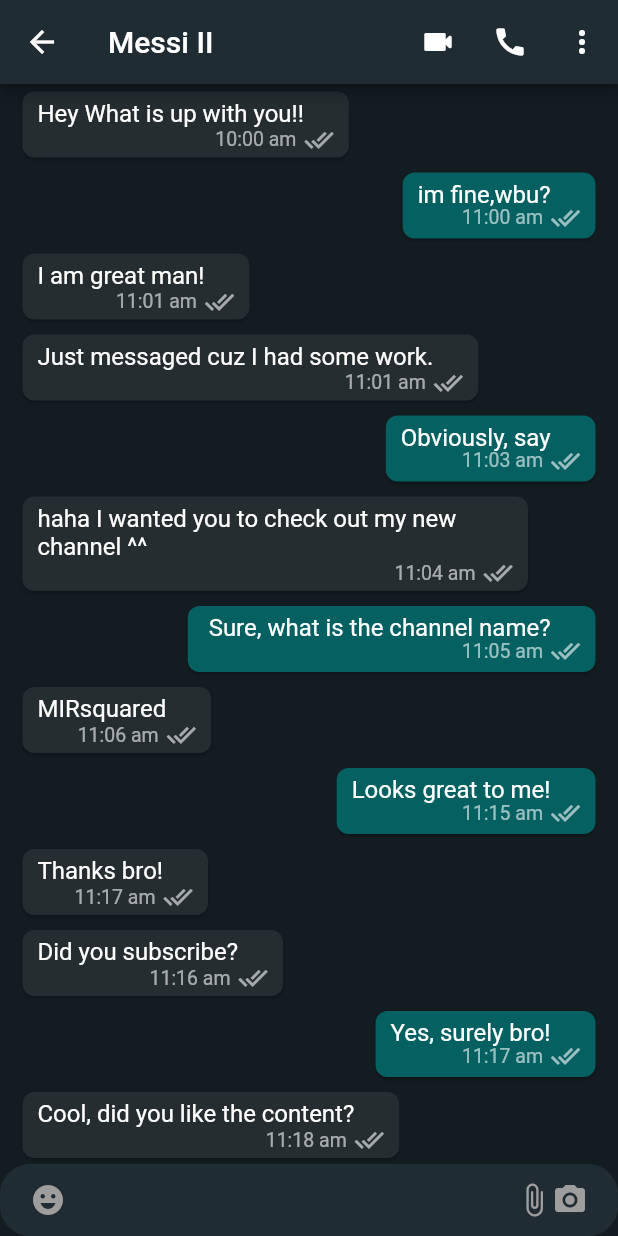
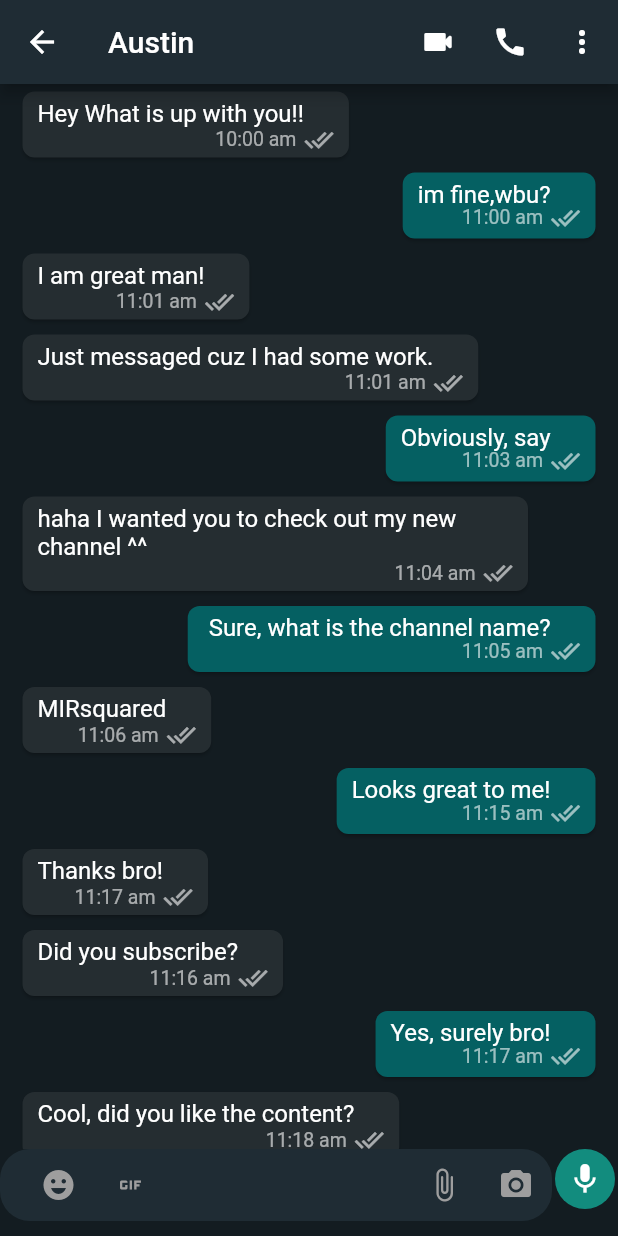
Before and after one commit to Messi002/Flutter_WhatsApp_Clone, a Flutter app: the MobileScreenLayout screen opened directly, after a tap on "Messi II", on a phone screen of 412 x 824 dp. Run offline on Flutter 3.47's test engine with Material 2 defaults, Android fonts, the phone set to English and light mode, and no system bars; our stand-ins replace cloud_firestore, country_picker, firebase_auth, firebase_core, firebase_storage, flutter_contacts and 2 more; accounts and stored records are empty; network calls fail.

Commit message:
working on chat functionality

```diff
--- /dev/null
+++ b/lib/common/enums/message_enum.dart
@@ -0,0 +1,30 @@
+enum MessageEnum {
+  text('text'),
+  image('image'),
+  audio('audio'),
+  video('video'),
+  gif('gif');
+
+  const MessageEnum(this.type);
+  final String type;
+}
+
+
+extension ConvertMessage on String {
+  MessageEnum toEnum() {
+    switch (this) {
+      case 'audio':
+        return MessageEnum.audio;
+      case 'image':
+        return MessageEnum.image;
+      case 'text':
+        return MessageEnum.text;
+      case 'gif':
+        return MessageEnum.gif;
+      case 'video':
+        return MessageEnum.video;
+      default:
+        return MessageEnum.text;
+    }
+  }
+}
--- a/lib/features/auth/controllers/auth_controller.dart
+++ b/lib/features/auth/controllers/auth_controller.dart
@@ -11,7 +11,6 @@ final authControllerProvider = Provider((ref) {
   final authRepository = ref.watch(authRepositoryProvider);
   return AuthController(authRepository: authRepository, ref: ref);
 });
-
 
 //Riverpod identifies what the output will be
 final userDataAuthProvider = FutureProvider((ref) {
@@ -61,4 +60,9 @@ class AuthController {
     authRepository.saveUserDataToFirebase(
         name: name, profilePic: profilePic, ref: ref, context: context);
   }
+
+  //
+  Stream<UserModel> userDataById(String userId) {
+    return authRepository.userData(userId);
+  }
 }
--- a/lib/features/auth/screens/login_screen.dart
+++ b/lib/features/auth/screens/login_screen.dart
@@ -64,7 +64,10 @@ class _LoginScreenState extends ConsumerState<LoginScreen> {
         title: const Text('Enter your phone number'),
         backgroundColor: AppColors.backgroundColor,
       ),
-      body: Padding(
+      body:
+      // SingleChildScrollView(
+      //   child:
+         Padding(
           padding: EdgeInsets.only(
               left: 18,
               right: 18,
@@ -103,6 +106,7 @@ class _LoginScreenState extends ConsumerState<LoginScreen> {
             ],
           ),
         ),
+      // ),
     );
   }
 }
--- /dev/null
+++ b/lib/features/chat/screens/mobile_chat_screen.dart
@@ -0,0 +1,69 @@
+// ignore_for_file: public_member_api_docs, sort_constructors_first
+// ignore_for_file: prefer_const_constructors, prefer_const_literals_to_create_immutables
+
+import 'package:flutter/material.dart';
+import 'package:flutter_riverpod/flutter_riverpod.dart';
+
+import 'package:whatsapp_clone/app_colors.dart';
+import 'package:whatsapp_clone/common/widgets/loader.dart';
+import 'package:whatsapp_clone/features/auth/controllers/auth_controller.dart';
+import 'package:whatsapp_clone/models/user_model.dart';
+import 'package:whatsapp_clone/widgets/chat_list.dart';
+
+import '../../../info.dart';
+import '../widgets/bottom_chat_field.dart';
+
+class MobileChatScreen extends ConsumerWidget {
+  static const String routeName = '/mobile-chat-screen';
+  String name;
+  String uid;
+  String photo;
+  MobileChatScreen({
+    Key? key,
+    required this.name,
+    required this.uid,
+    required this.photo,
+  }) : super(key: key);
+
+  @override
+  Widget build(BuildContext context, WidgetRef ref) {
+    return Scaffold(
+      //backgroundColor: AppColors.appBarColor,
+      appBar: AppBar(
+        backgroundColor: AppColors.appBarColor,
+        // title: StreamBuilder<UserModel>(
+        //     stream: ref.read(authControllerProvider).userDataById(uid),
+        //     builder: (context, snapshot) {
+        //       if (snapshot.connectionState == ConnectionState.done) {
+        //         return const Loader();
+        //       }
+
+        //       return Column(
+        //         children: [
+        //           Text(name),
+        //           Text(
+        //             snapshot.data!.isOnline ? 'online' : 'offline',
+        //             style:
+        //                 TextStyle(fontSize: 10, fontWeight: FontWeight.normal),
+        //           ),
+        //         ],
+        //       );
+        //     }),
+
+        title: Text(name),
+        actions: [
+          IconButton(onPressed: () {}, icon: Icon(Icons.videocam_rounded)),
+          IconButton(onPressed: () {}, icon: Icon(Icons.call)),
+          IconButton(onPressed: () {}, icon: Icon(Icons.more_vert_outlined)),
+        ],
+      ),
+      body: Column(
+        children: [
+          Expanded(child: ChatList()),
+          BottomChatField(),
+          SizedBox(height: 10),
+        ],
+      ),
+    );
+  }
+}
--- /dev/null
+++ b/lib/features/chat/widgets/bottom_chat_field.dart
@@ -0,0 +1,128 @@
+import 'package:flutter/material.dart';
+
+import '../../../app_colors.dart';
+
+class BottomChatField extends StatefulWidget {
+  const BottomChatField({
+    super.key,
+  });
+
+  @override
+  State<BottomChatField> createState() => _BottomChatFieldState();
+}
+
+class _BottomChatFieldState extends State<BottomChatField> {
+  bool isShowSendButton = false;
+  late final TextEditingController bottomTextController;
+
+  @override
+  void initState() {
+    super.initState();
+    bottomTextController = TextEditingController();
+  }
+
+  @override
+  void dispose() {
+    bottomTextController.dispose();
+    super.dispose();
+  }
+
+  @override
+  Widget build(BuildContext context) {
+    return Row(
+      mainAxisAlignment: MainAxisAlignment.center,
+      children: [
+        Expanded(
+          child: TextFormField(
+            controller: bottomTextController,
+            style: const TextStyle(color: Colors.white),
+            onChanged: (val) {
+              if (val.isNotEmpty) {
+                setState(() {
+                  isShowSendButton = true;
+                });
+              } else {
+                setState(() {
+                  isShowSendButton = false;
+                });
+              }
+            },
+            decoration: InputDecoration(
+              filled: true,
+              fillColor: AppColors.appBarColor,
+              prefixIcon: Padding(
+                padding: const EdgeInsets.symmetric(horizontal: 15.0),
+                child: SizedBox(
+                  child: Row(
+                    children: [
+                      IconButton(
+                        // splashColor: Colors.transparent,
+                        splashRadius: 30,
+                        onPressed: () {},
+                        icon: Icon(
+                          Icons.emoji_emotions,
+                          color: Colors.grey,
+                        ),
+                      ),
+                      IconButton(
+                        onPressed: () {},
+                        icon: Icon(
+                          Icons.gif,
+                          color: Colors.grey,
+                        ),
+                      ),
+                    ],
+                  ),
+                ),
+              ),
+              suffixIcon: SizedBox(
+                width: 100,
+                child: Row(
+                  mainAxisAlignment: MainAxisAlignment.end,
+                  children: [
+                    IconButton(
+                      onPressed: () {},
+                      icon: Icon(
+                        Icons.attach_file_rounded,
+                        color: Colors.grey,
+                      ),
+                    ),
+                    IconButton(
+                      onPressed: () {},
+                      icon: Icon(
+                        Icons.photo_camera,
+                        color: Colors.grey,
+                      ),
+                    ),
+                  ],
+                ),
+              ),
+              hintText: 'Message',
+              // hintStyle:
+              //     TextStyle(fontWeight: FontWeight.bold, color: Colors.white),
+              border: OutlineInputBorder(
+                borderRadius: BorderRadius.circular(20),
+                borderSide: const BorderSide(width: 0, style: BorderStyle.none),
+              ),
+              contentPadding: const EdgeInsets.all(10),
+            ),
+          ),
+        ),
+        Padding(
+          padding: const EdgeInsets.only(
+            bottom: 8,
+            right: 2,
+            left: 2,
+          ),
+          child: CircleAvatar(
+            backgroundColor: const Color(0xFF128C7E),
+            child: Icon(
+              isShowSendButton ? Icons.send : Icons.mic,
+              color: Colors.white,
+            ),
+          ),
+        )
+      ],
+    );
+  }
+}
--- /dev/null
+++ b/lib/models/message.dart
@@ -0,0 +1,49 @@
+// ignore_for_file: public_member_api_docs, sort_constructors_first
+import 'dart:convert';
+
+import '../common/enums/message_enum.dart';
+
+class Message {
+  final String senderId;
+  final String receiverId;
+  final String text;
+  final MessageEnum type;
+  final DateTime timeSent;
+  final String messageId;
+  final bool isSeen;
+  Message({
+    required this.senderId,
+    required this.receiverId,
+    required this.text,
+    required this.type,
+    required this.timeSent,
+    required this.messageId,
+    required this.isSeen,
+  });
+
+  Map<String, dynamic> toMap() {
+    return <String, dynamic>{
+      'senderId': senderId,
+      'receiverId': receiverId,
+      'text': text,
+      'type': type.type,
+      'timeSent': timeSent.millisecondsSinceEpoch,
+      'messageId': messageId,
+      'isSeen': isSeen,
+    };
+  }
+
+  factory Message.fromMap(Map<String, dynamic> map) {
+    return Message(
+      senderId: map['senderId'] as String,
+      receiverId: map['receiverId'] as String,
+      text: map['text'] as String,
+      type: (map['type'] as String).toEnum(),
+      timeSent: DateTime.fromMillisecondsSinceEpoch(map['timeSent'] as int),
+      messageId: map['messageId'] as String,
+      isSeen: map['isSeen'] as bool,
+    );
+  }
+
+
+}
--- a/lib/screens/mobile_chat_screen.dart
+++ /dev/null
@@ -1,73 +0,0 @@
-// ignore_for_file: prefer_const_constructors, prefer_const_literals_to_create_immutables
-
-import 'package:flutter/material.dart';
-import 'package:whatsapp_clone/app_colors.dart';
-import 'package:whatsapp_clone/widgets/chat_list.dart';
-
-import '../info.dart';
-
-class MobileChatScreen extends StatelessWidget {
-  const MobileChatScreen({super.key});
-
-  @override
-  Widget build(BuildContext context) {
-    return Scaffold(
-      //backgroundColor: AppColors.appBarColor,
-      appBar: AppBar(
-        backgroundColor: AppColors.appBarColor,
-        title: Text(info[0]['name'].toString()),
-        actions: [
-          IconButton(onPressed: () {}, icon: Icon(Icons.videocam_rounded)),
-          IconButton(onPressed: () {}, icon: Icon(Icons.call)),
-          IconButton(onPressed: () {}, icon: Icon(Icons.more_vert_outlined)),
-        ],
-      ),
-      body: Column(
-        children: [
-          Expanded(child: ChatList()),
-          TextField(
-            decoration: InputDecoration(
-              filled: true,
-              fillColor: AppColors.appBarColor,
-              prefixIcon: Padding(
-                padding: const EdgeInsets.symmetric(horizontal: 20),
-                child: Icon(
-                  Icons.emoji_emotions,
-                  color: Colors.grey,
-                ),
-              ),
-              suffixIcon: Padding(
-                padding: const EdgeInsets.symmetric(horizontal: 20),
-                child: Row(
-                  mainAxisAlignment: MainAxisAlignment.end,
-                  children: [
-                    Icon(
-                      Icons.attach_file_rounded,
-                      color: Colors.grey,
-                    ),
-                    Icon(
-                      Icons.photo_camera,
-                      color: Colors.grey,
-                    ),
-                  ],
-                ),
-              ),
-              hintText: 'Message',
-              hintStyle: TextStyle(fontWeight: FontWeight.bold),
-              border: OutlineInputBorder(
-                borderRadius: BorderRadius.circular(20),
-                borderSide: const BorderSide(
-                  width: 0,
-                 style: BorderStyle.none
-                ),
-              ),
-              contentPadding: const EdgeInsets.all(10),
-            ),
-
-
-          ),
-        ],
-      ),
-    );
-  }
-}
--- a/lib/widgets/contact_list.dart
+++ b/lib/widgets/contact_list.dart
@@ -1,5 +1,5 @@
 import 'package:flutter/material.dart';
-import 'package:whatsapp_clone/screens/mobile_chat_screen.dart';
+import 'package:whatsapp_clone/features/chat/screens/mobile_chat_screen.dart';
 
 import '../app_colors.dart';
 import '../info.dart';
@@ -20,7 +20,11 @@ class ContactList extends StatelessWidget {
               InkWell(
                 onTap: () {
                   Navigator.of(context).push(MaterialPageRoute(
-                    builder: (context) => const MobileChatScreen(),
+                    builder: (context) => MobileChatScreen(
+                      name: 'Austin',
+                      uid: '12345',
+                      photo: 'ekdiekdiekdi',
+                    ),
                   ));
                 },
                 child: Padding(
```
Also changed, not shown: lib/features/auth/repository/auth_repository.dart (+10 -1 lines), lib/features/chat/repository/chat_respository.dart (added, +138 -0 lines), lib/features/select_contacts/respository/select_contact_repository.dart (+19 -0 lines), lib/models/chat_contact_model.dart (added, +39 -0 lines), lib/router.dart (+16 -3 lines). Lines whose indentation alone changed are shown as unchanged.
